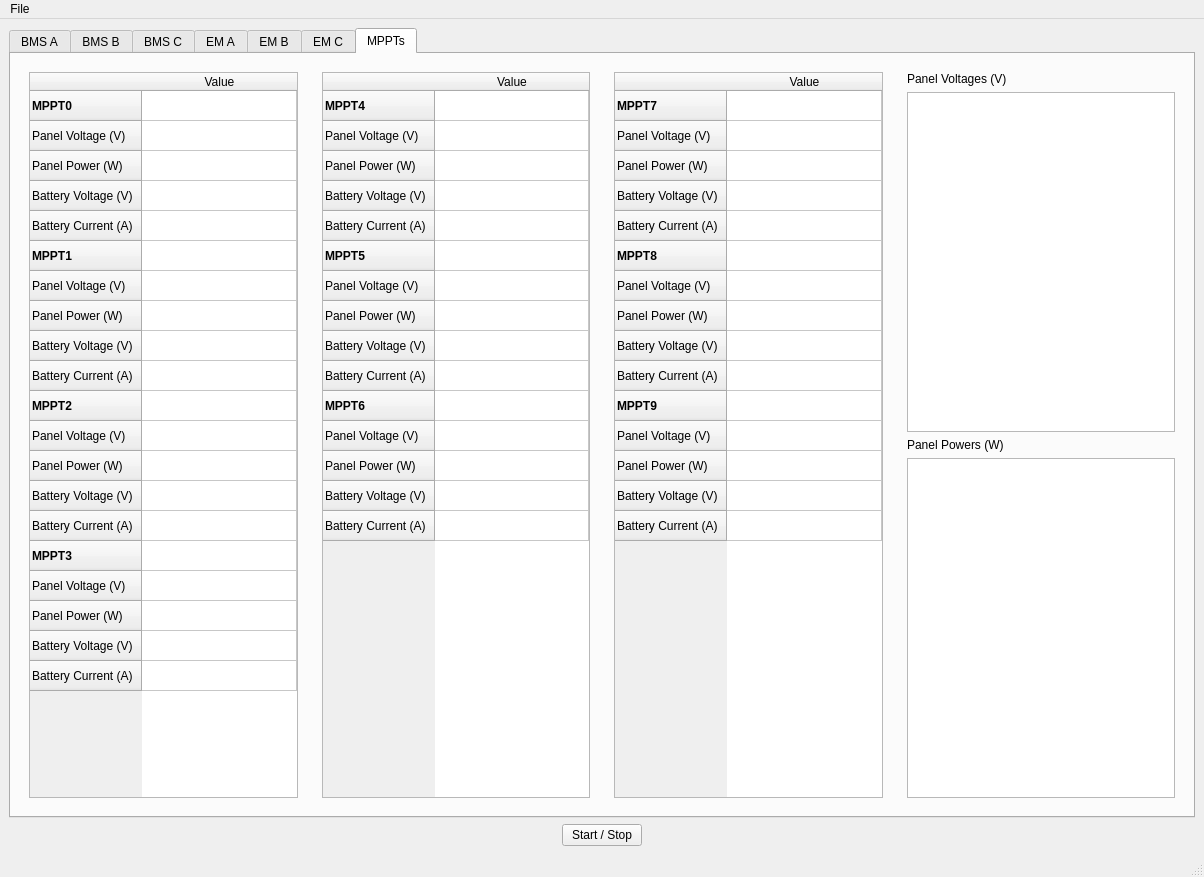
The window that main.ui (BlueSkySolar/BTI) describes before a commit, drawn with Qt 5.
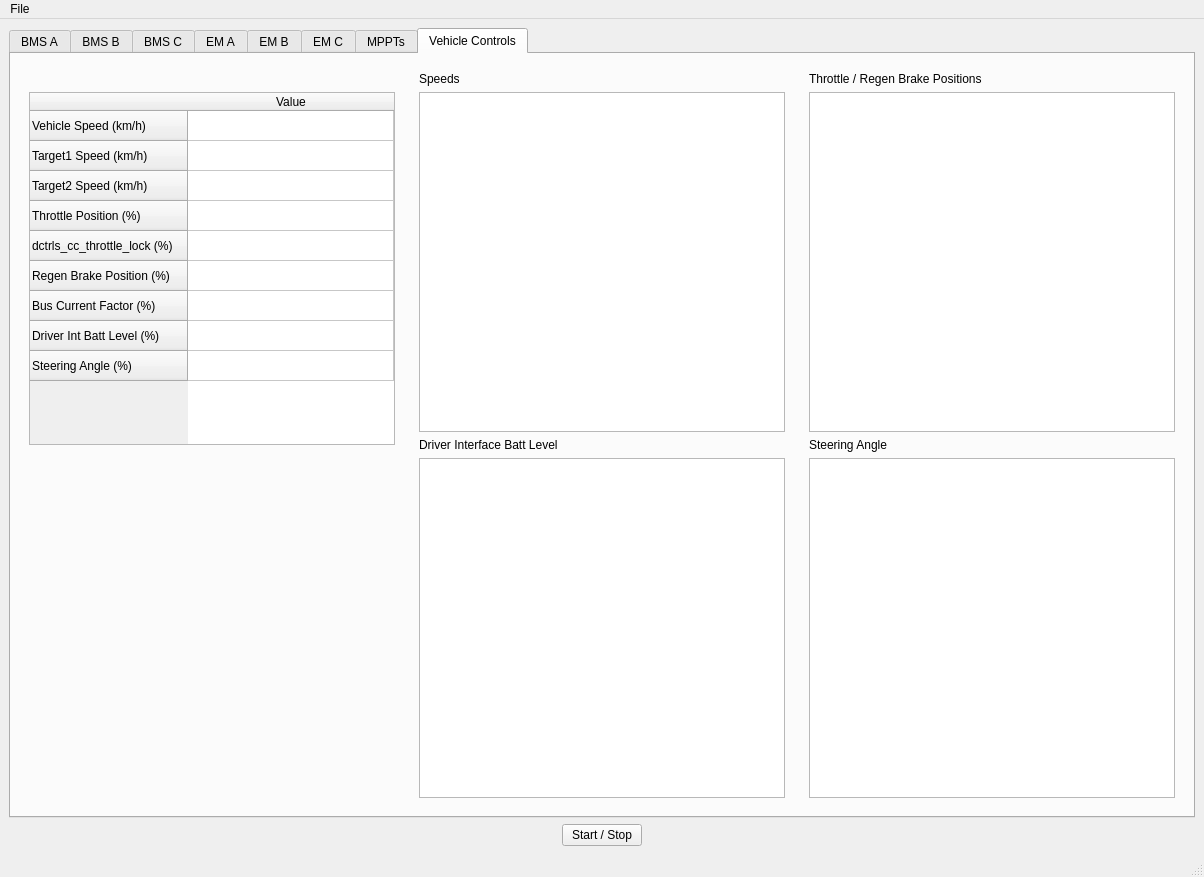
The same window after the commit. Custom widgets are drawn as their Qt base class.

Commit message: Added Vehicle Controls Tab (except for booleans)

What changed in the file:
```diff
--- a/main.ui
+++ b/main.ui
@@ -18,7 +18,7 @@
     <item>
      <widget class="QTabWidget" name="tabWidget">
       <property name="currentIndex">
-       <number>6</number>
+       <number>7</number>
       </property>
       <widget class="QWidget" name="bmsA">
        <attribute name="title">
@@ -2740,6 +2740,191 @@
         </item>
        </layout>
       </widget>
+      <widget class="QWidget" name="veh_controls">
+       <attribute name="title">
+        <string>Vehicle Controls</string>
+       </attribute>
+       <layout class="QHBoxLayout" name="horizontalLayout_6">
+        <item>
+         <widget class="QWidget" name="widget_43" native="true">
+          <layout class="QVBoxLayout" name="verticalLayout_19">
+           <item>
+            <widget class="QLabel" name="label_23">
+             <property name="text">
+              <string/>
+             </property>
+            </widget>
+           </item>
+           <item>
+            <widget class="QTableWidget" name="DEV0_4">
+             <property name="accessibleName">
+              <string/>
+             </property>
+             <attribute name="horizontalHeaderStretchLastSection">
+              <bool>true</bool>
+             </attribute>
+             <row>
+              <property name="text">
+               <string>Vehicle Speed (km/h)</string>
+              </property>
+              <property name="toolTip">
+               <string/>
+              </property>
+             </row>
+             <row>
+              <property name="text">
+               <string>Target1 Speed (km/h)</string>
+              </property>
+              <property name="toolTip">
+               <string/>
+              </property>
+             </row>
+             <row>
+              <property name="text">
+               <string>Target2 Speed (km/h)</string>
+              </property>
+              <property name="toolTip">
+               <string/>
+              </property>
+             </row>
+             <row>
+              <property name="text">
+               <string>Throttle Position (%)</string>
+              </property>
+              <property name="toolTip">
+               <string/>
+              </property>
+             </row>
+             <row>
+              <property name="text">
+               <string>dctrls_cc_throttle_lock (%)</string>
+              </property>
+             </row>
+             <row>
+              <property name="text">
+               <string>Regen Brake Position (%)</string>
+              </property>
+             </row>
+             <row>
+              <property name="text">
+               <string>Bus Current Factor (%)</string>
+              </property>
+             </row>
+             <row>
+              <property name="text">
+               <string>Driver Int Batt Level (%)</string>
+              </property>
+             </row>
+             <row>
+              <property name="text">
+               <string>Steering Angle (%)</string>
+              </property>
+             </row>
+             <column>
+              <property name="text">
+               <string>Value</string>
+              </property>
+             </column>
+            </widget>
+           </item>
+           <item>
+            <spacer name="verticalSpacer_4">
+             <property name="orientation">
+              <enum>Qt::Vertical</enum>
+             </property>
+             <property name="sizeHint" stdset="0">
+              <size>
+               <width>20</width>
+               <height>40</height>
+              </size>
+             </property>
+            </spacer>
+           </item>
+          </layout>
+         </widget>
+        </item>
+        <item>
+         <widget class="QWidget" name="widget_19" native="true">
+          <layout class="QVBoxLayout" name="widget_20">
+           <item>
+            <widget class="QLabel" name="label_21">
+             <property name="text">
+              <string>Speeds</string>
+             </property>
+            </widget>
+           </item>
+           <item>
+            <widget class="PlotWidget" name="auxTemp_3">
+             <property name="accessibleName">
+              <string>Vehicle Speed (km/h),Target1 Speed (km/h),Target2 Speed (km/h)</string>
+             </property>
+             <property name="accessibleDescription">
+              <string>Speed,km/h</string>
+             </property>
+            </widget>
+           </item>
+           <item>
+            <widget class="QLabel" name="label_22">
+             <property name="text">
+              <string>Driver Interface Batt Level</string>
+             </property>
+            </widget>
+           </item>
+           <item>
+            <widget class="PlotWidget" name="moduleTemp_3">
+             <property name="accessibleName">
+              <string>Driver Int Batt Level (%)</string>
+             </property>
+             <property name="accessibleDescription">
+              <string>Percentage,%</string>
+             </property>
+            </widget>
+           </item>
+          </layout>
+         </widget>
+        </item>
+        <item>
+         <widget class="QWidget" name="widget_17" native="true">
+          <layout class="QVBoxLayout" name="widget_18">
+           <item>
+            <widget class="QLabel" name="label_19">
+             <property name="text">
+              <string>Throttle / Regen Brake Positions</string>
+             </property>
+            </widget>
+           </item>
+           <item>
+            <widget class="PlotWidget" name="auxTemp_2">
+             <property name="accessibleName">
+              <string>Throttle Position (%),dctrls_cc_throttle_lock (%),Regen Brake Position (%)</string>
+             </property>
+             <property name="accessibleDescription">
+              <string>Percentage,%</string>
+             </property>
+            </widget>
+           </item>
+           <item>
+            <widget class="QLabel" name="label_20">
+             <property name="text">
+              <string>Steering Angle</string>
+             </property>
+            </widget>
+           </item>
+           <item>
+            <widget class="PlotWidget" name="moduleTemp_2">
+             <property name="accessibleName">
+              <string>Steering Angle (%)</string>
+             </property>
+             <property name="accessibleDescription">
+              <string>Percentage,%</string>
+             </property>
+            </widget>
+           </item>
+          </layout>
+         </widget>
+        </item>
+       </layout>
+      </widget>
      </widget>
     </item>
     <item>
```
The commit also changes 2 other files.
